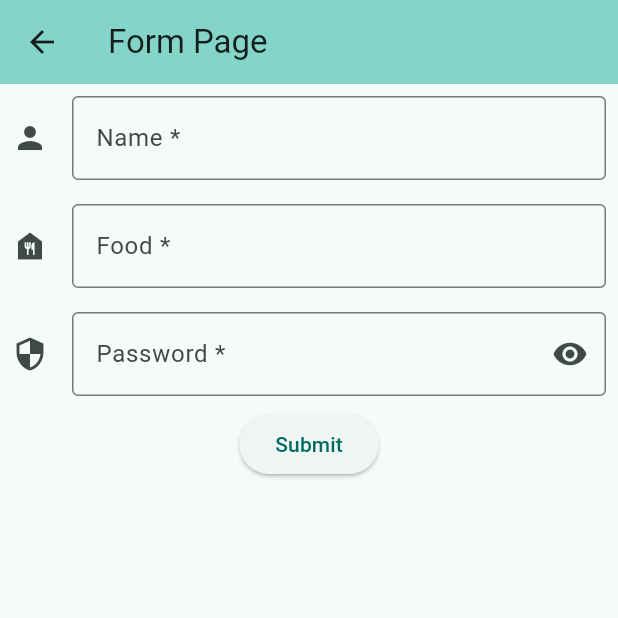
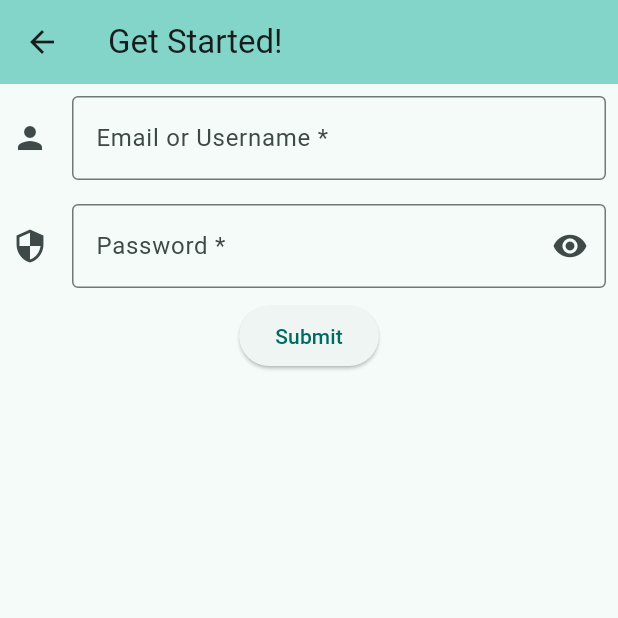
Before and after one commit to NuggetBBQ/Khungold, a Flutter app: the FormPage screen opened by its route, on a phone screen of 412 x 824 dp, the top half of it. Run offline on Flutter 3.47's test engine with Material 3 defaults, Android fonts, the phone set to English and light mode, and no system bars; our stand-ins replace cloud_firestore, firebase_auth, firebase_core; accounts and stored records are empty.

Commit message:
login name snack

```diff
--- a/lib/pages/P12_form_pages.dart
+++ b/lib/pages/P12_form_pages.dart
@@ -10,7 +10,7 @@ class FormPage extends StatefulWidget {
 class _FormPageState extends State<FormPage> {
   final _formKey = GlobalKey<FormState>();
   String? _name;
-  String? _food;
+  String? _nickname;
   String? _password;
   int? _nameLenght = 0;
   bool _showpassword = false;
@@ -32,7 +32,7 @@ class _FormPageState extends State<FormPage> {
     return Scaffold(
       appBar: AppBar(
         backgroundColor: Theme.of(context).colorScheme.inversePrimary,
-        title: Text("Form Page"),
+        title: Text("Get Started!"),
       ),
       body: Form(
         key: _formKey,
@@ -44,38 +44,24 @@ class _FormPageState extends State<FormPage> {
                 decoration: InputDecoration(
                   border: OutlineInputBorder(),
                   icon: Icon(Icons.person),
-                  hintText: 'Your Name',
-                  labelText: 'Name *',
-                  suffixText: '$_nameLenght',
+                  hintText: 'user@example.com',
+                  labelText: 'Email or Username *',
                 ),
-                onChanged: (String? value) {
+                onSaved: (String? newValue) {
+                  _name = newValue?.trim();
+                  final email = _name ?? '';
+                  final nick = email.contains('@')
+                      ? email.split('@')[0]
+                      : email;
                   setState(() {
-                    _nameLenght = value!.length;
+                    _nickname = nick;
                   });
-                },
-                onSaved: (String? newValue) {
-                  _name = newValue;
                 },
                 validator: (String? value) =>
                     _validatetTextField('Name', value, 1),
               ),
             ),
-            Padding(
-              padding: const EdgeInsets.all(8.0),
-              child: TextFormField(
-                decoration: InputDecoration(
-                  border: OutlineInputBorder(),
-                  icon: Icon(Icons.food_bank),
-                  hintText: 'Favorite Food',
-                  labelText: 'Food *',
-                ),
-                onSaved: (String? newValue) {
-                  _food = newValue;
-                },
-                validator: (String? value) =>
-                    _validatetTextField('Name', value, 1),
-              ),
-            ),
+
             Padding(
               padding: const EdgeInsets.all(8.0),
               child: TextFormField(
@@ -135,7 +121,7 @@ class _FormPageState extends State<FormPage> {
                 ScaffoldMessenger.of(context).showSnackBar(
                   SnackBar(
                     content: Text(
-                      'Hello $_name. You like to eat $_food. Auth - $authMsg',
+                      'Hello ${_nickname ?? _name} . Auth - $authMsg',
                     ),
                   ),
                 );
--- a/pubspec.yaml
+++ b/pubspec.yaml
@@ -19,7 +19,7 @@ publish_to: 'none' # Remove this line if you wish to publish to pub.dev
 version: 1.0.0+1
 
 environment:
-  sdk: 3.8.1
+  sdk: ^3.8.1
 
 # Dependencies specify other packages that your package needs in order to work.
 # To automatically upgrade your package dependencies to the latest versions
```
Also changed, not shown: pubspec.lock, 7 other files.
